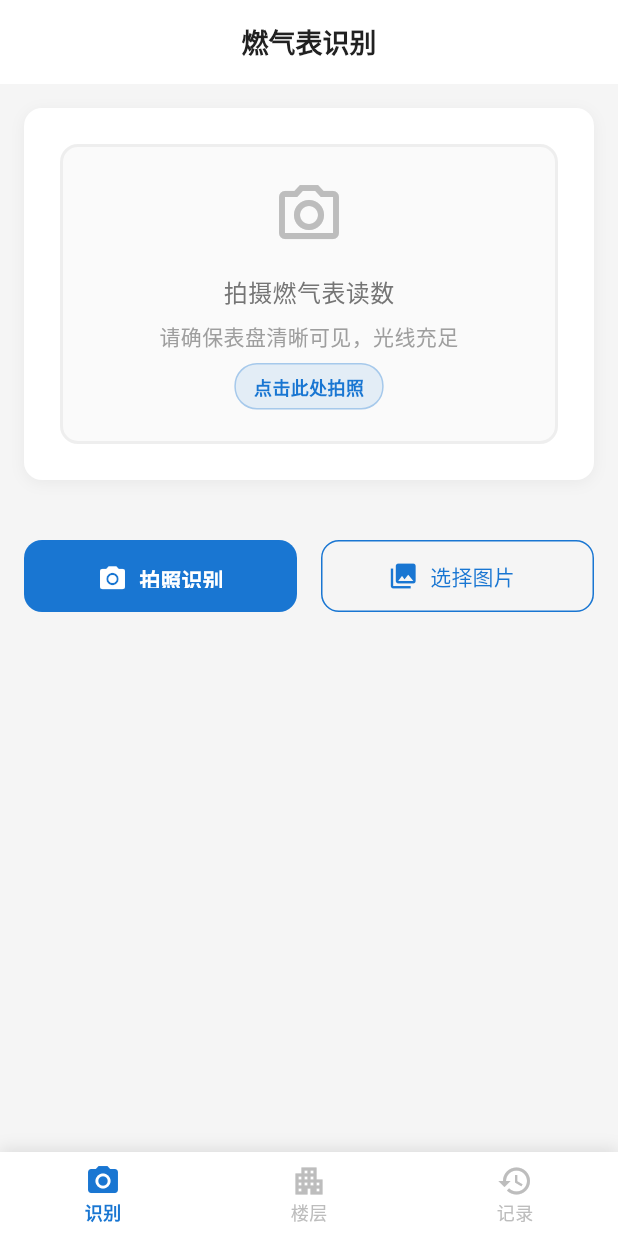
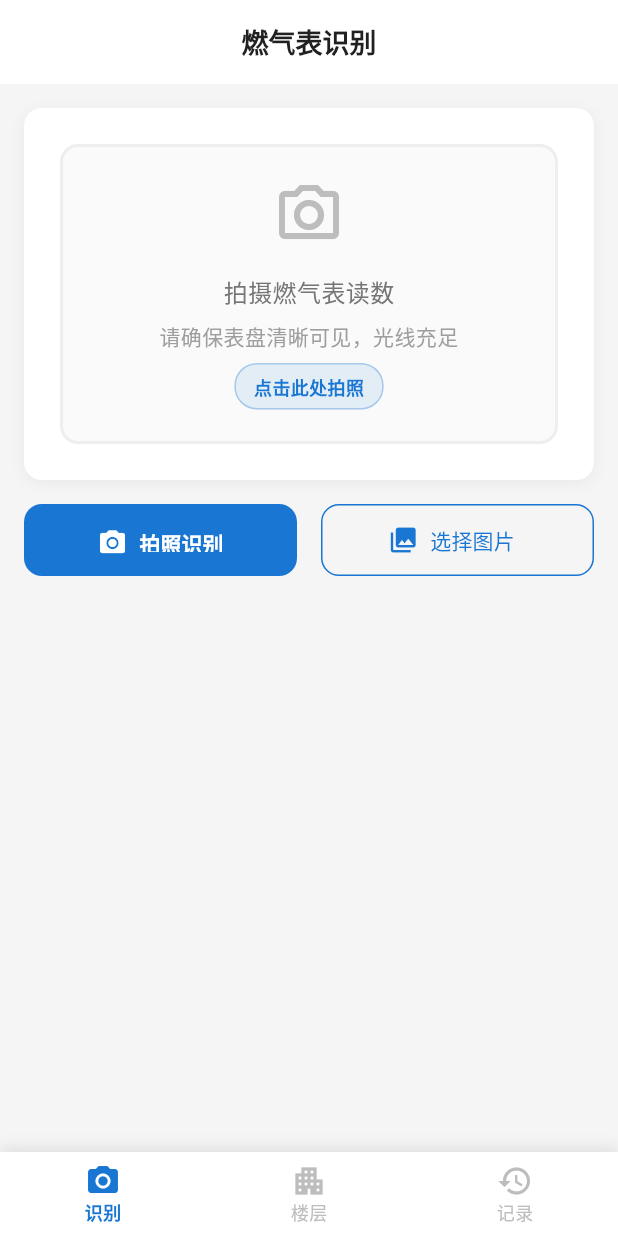
Before and after one commit to zoujinglong666/ranqi_flutter, a Flutter app: the screen it shows after launch, on a phone screen of 412 x 824 dp. Run offline on Flutter 3.47's test engine with Material 3 defaults, Android fonts, the phone set to English and light mode, and no system bars; our stand-ins replace image_picker, shared_preferences.

Commit message:
feat:优化表计类型并调整相关功能
- 将"水电"分为"水表"和"电表"两个独立类型- 调整识别结果的显示布局
- 更新记录屏幕中的表计类型图标和颜色
- 修复编辑记录时表计类型选择的问题

```diff
--- a/lib/screens/home_screen.dart
+++ b/lib/screens/home_screen.dart
@@ -641,9 +641,6 @@ class _HomeScreenState extends State<HomeScreen> {
                 ),
               ),
             ),
-
-            const SizedBox(height: AppTheme.spacingL),
-
             // 拍照按钮
             Row(
               children: [
@@ -665,7 +662,7 @@ class _HomeScreenState extends State<HomeScreen> {
               ],
             ),
 
-            const SizedBox(height: AppTheme.spacingL),
+            const SizedBox(height: AppTheme.spacingM),
 
             // 识别结果
             if (_isRecognizing)
@@ -868,12 +865,22 @@ class _HomeScreenState extends State<HomeScreen> {
                               ),
                             ),
                             DropdownMenuItem(
-                              value: '水电',
+                              value: '水表',
                               child: Row(
                                 children: [
                                   Icon(Icons.water_drop, color: Colors.blue, size: 20),
                                   const SizedBox(width: AppTheme.spacingS),
-                                  Text('水电表'),
+                                  Text('水表'),
+                                ],
+                              ),
+                            ),
+                            DropdownMenuItem(
+                              value: '电表',
+                              child: Row(
+                                children: [
+                                  Icon(Icons.electrical_services, color: Colors.blue, size: 20),
+                                  const SizedBox(width: AppTheme.spacingS),
+                                  Text('电表'),
                                 ],
                               ),
                             ),
```
Also changed, not shown: lib/screens/my_records_screen.dart (+4 -4 lines).
